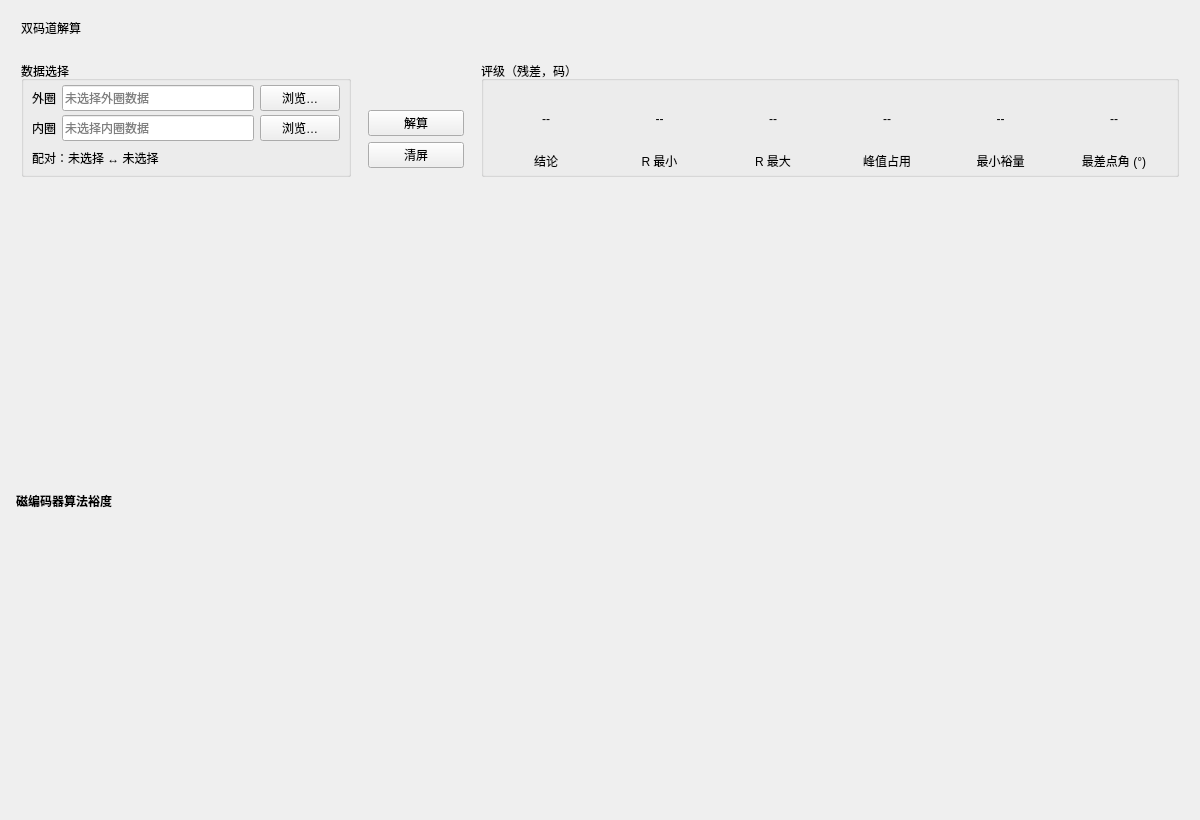
This is src/ui/dual_track_panel.ui in IceSugarZxy/MARS-pro as Qt 5 draws it before an edit. The edited form follows.
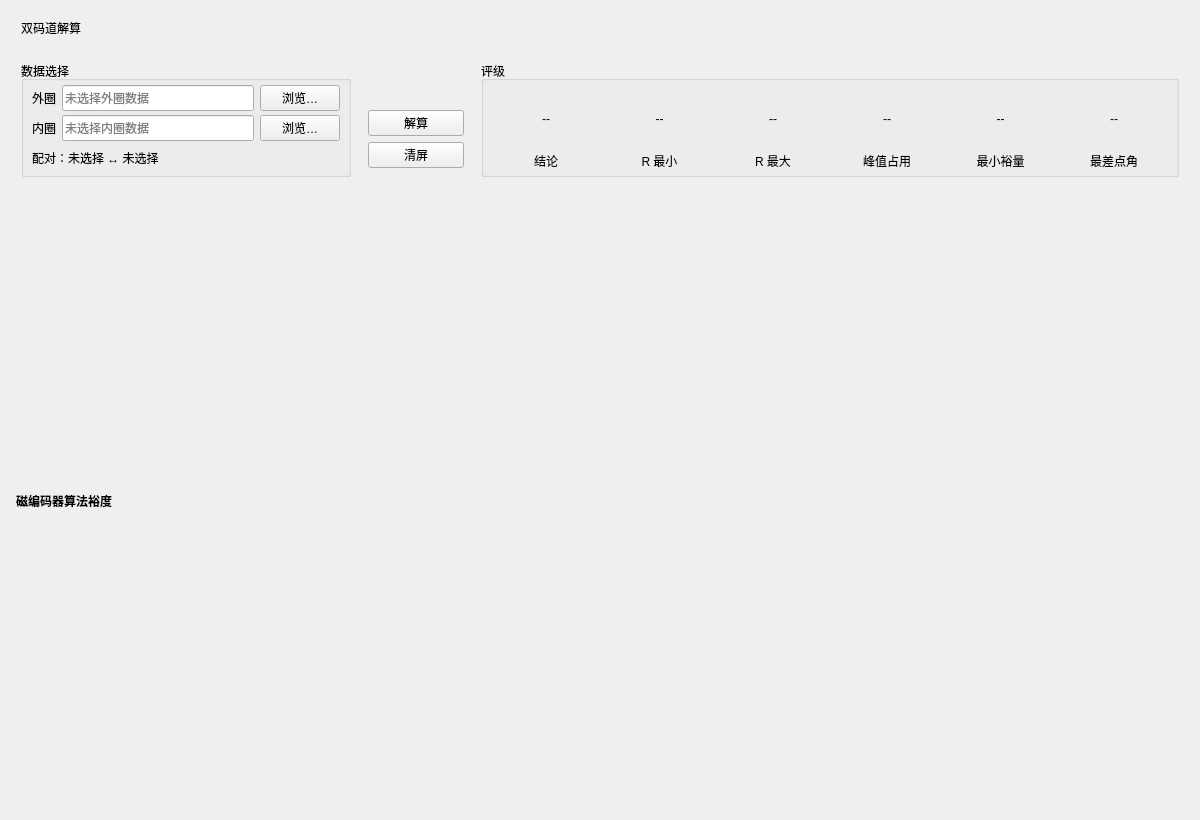
This is the edited form.

Commit message:
feat: 结论按超下限判合格/不良，评级栏去括号，超下限点位特别标出
- 评级栏：分组标题「评级（残差，码）」→「评级」，「最差点角 (°)」→「最差点角」。
- 结论（评级栏第一格）改为按磁编码器算法裕度判定：任一内道起点 H<0 即红字「不良」，
  否则绿字「合格」；R 最小/最大、峰值占用、最小裕量、最差点角仍取 MU150 残差数据。
- 图上特别标出超下限点位：红点加大、每个超下限点位一条红色竖向虚线（最多 12 条），
  并在最差点标注「角度 余量」，图例增加「超下限点位」；清屏一并清除。
- core.zero_node_judge：返回值新增 inner_angles_deg / failed_angles_deg，
  判定文案改为 合格 / 不良 / 合格（边界）。
- 测试同步（边界文案、超下限角度），全套 86 项通过。

实测 20261120 批：合格-1 → 结论 合格、0/62；不良-7 → 结论 不良、
−0.0306° @ 274.782°、1/62（图上 1 条标线 + 角标）。

Patch:
```diff
--- a/src/ui/dual_track_panel.ui
+++ b/src/ui/dual_track_panel.ui
@@ -199,7 +199,7 @@
          </size>
         </property>
         <property name="title">
-         <string>评级（残差，码）</string>
+         <string>评级</string>
         </property>
         <layout class="QGridLayout" name="rating_grid">
          <property name="leftMargin">
@@ -381,7 +381,7 @@
             </sizepolicy>
            </property>
            <property name="text">
-            <string>最差点角 (°)</string>
+            <string>最差点角</string>
            </property>
            <property name="alignment">
             <set>Qt::AlignCenter</set>
```
The commit also changes 4 other files.
